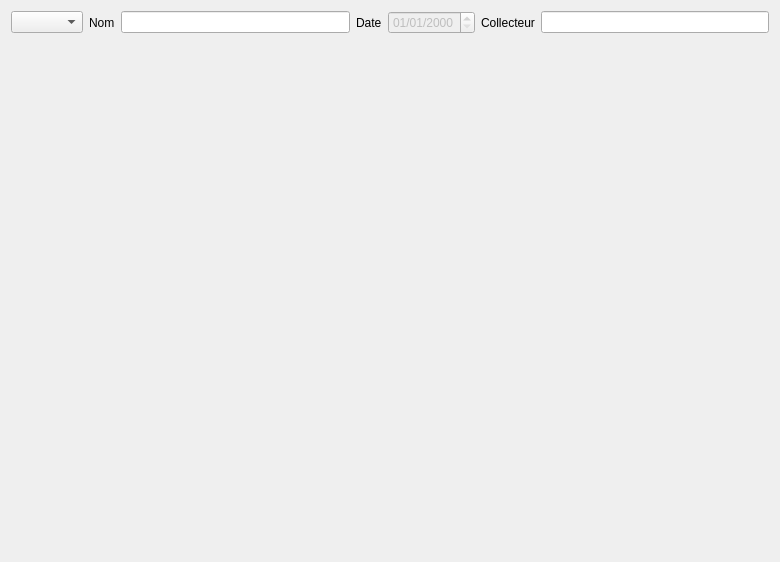
Before: the Qt Designer form ui/ui_databrowserdialog.ui in opengisch/QGIS_TEKSI_Wincan_Importer_Plugin, drawn with Qt 5.
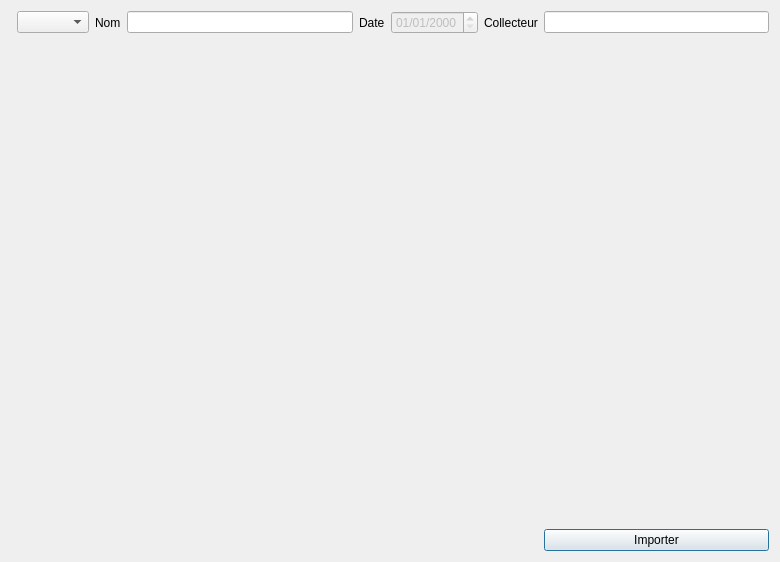
After: the same form once the commit is applied. Custom widgets are drawn as their Qt base class.

Commit message: import buttons2

```diff
--- a/ui/ui_databrowserdialog.ui
+++ b/ui/ui_databrowserdialog.ui
@@ -14,24 +14,31 @@
    <string>Wincan 2 QGEP</string>
   </property>
   <layout class="QGridLayout" name="gridLayout">
-   <item row="0" column="1">
+   <item row="0" column="2">
     <widget class="QLabel" name="label">
      <property name="text">
       <string>Nom</string>
      </property>
     </widget>
    </item>
-   <item row="0" column="2">
-    <widget class="QLineEdit" name="nameEdit"/>
+   <item row="0" column="6">
+    <widget class="QLabel" name="label_3">
+     <property name="text">
+      <string>Collecteur</string>
+     </property>
+    </widget>
    </item>
    <item row="0" column="3">
+    <widget class="QLineEdit" name="nameEdit"/>
+   </item>
+   <item row="0" column="4">
     <widget class="QLabel" name="label_2">
      <property name="text">
       <string>Date</string>
      </property>
     </widget>
    </item>
-   <item row="0" column="4">
+   <item row="0" column="5">
     <widget class="QDateTimeEdit" name="dateTimeEdit">
      <property name="enabled">
       <bool>false</bool>
@@ -44,20 +51,13 @@
      </property>
     </widget>
    </item>
-   <item row="0" column="0">
+   <item row="0" column="1">
     <widget class="QComboBox" name="projectCombo"/>
    </item>
-   <item row="0" column="5">
-    <widget class="QLabel" name="label_3">
-     <property name="text">
-      <string>Collecteur</string>
-     </property>
-    </widget>
-   </item>
-   <item row="0" column="6">
+   <item row="0" column="7">
     <widget class="QLineEdit" name="channelNameEdit"/>
    </item>
-   <item row="1" column="0" colspan="7">
+   <item row="1" column="0" colspan="8">
     <widget class="SectionWidget" name="sectionWidget" native="true">
      <layout class="QGridLayout" name="gridLayout_2">
       <property name="leftMargin">
@@ -75,6 +75,13 @@
      </layout>
     </widget>
    </item>
+   <item row="2" column="7">
+    <widget class="QPushButton" name="importButton">
+     <property name="text">
+      <string>Importer</string>
+     </property>
+    </widget>
+   </item>
   </layout>
  </widget>
  <customwidgets>
```
The commit also changes 3 other files.
